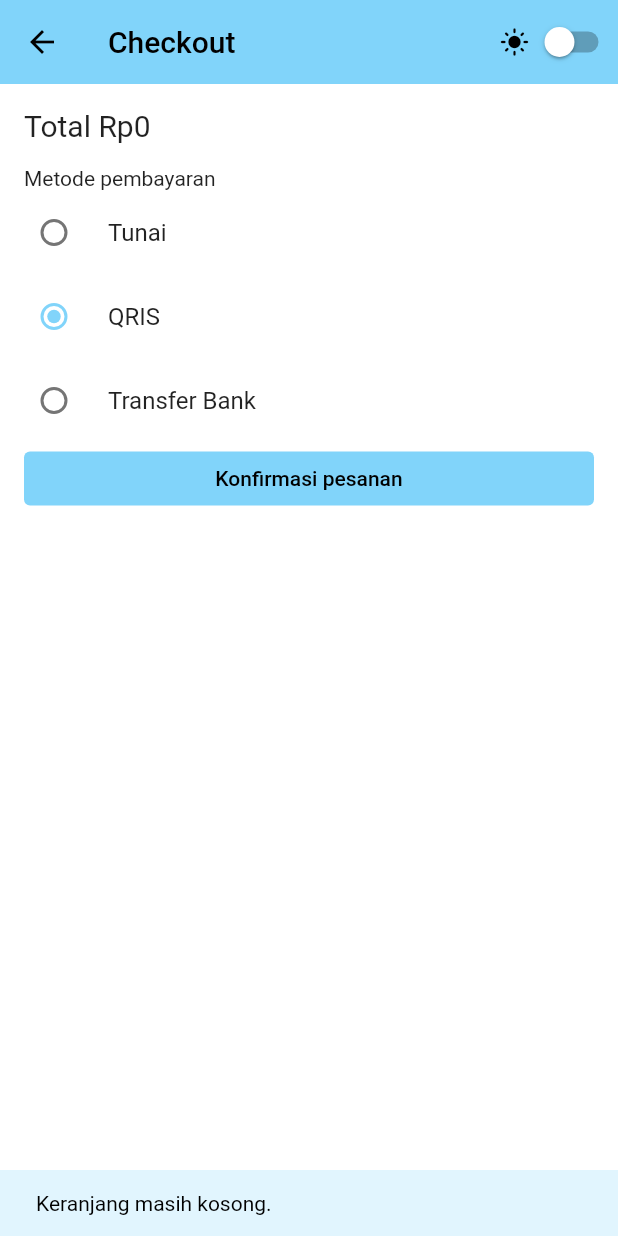
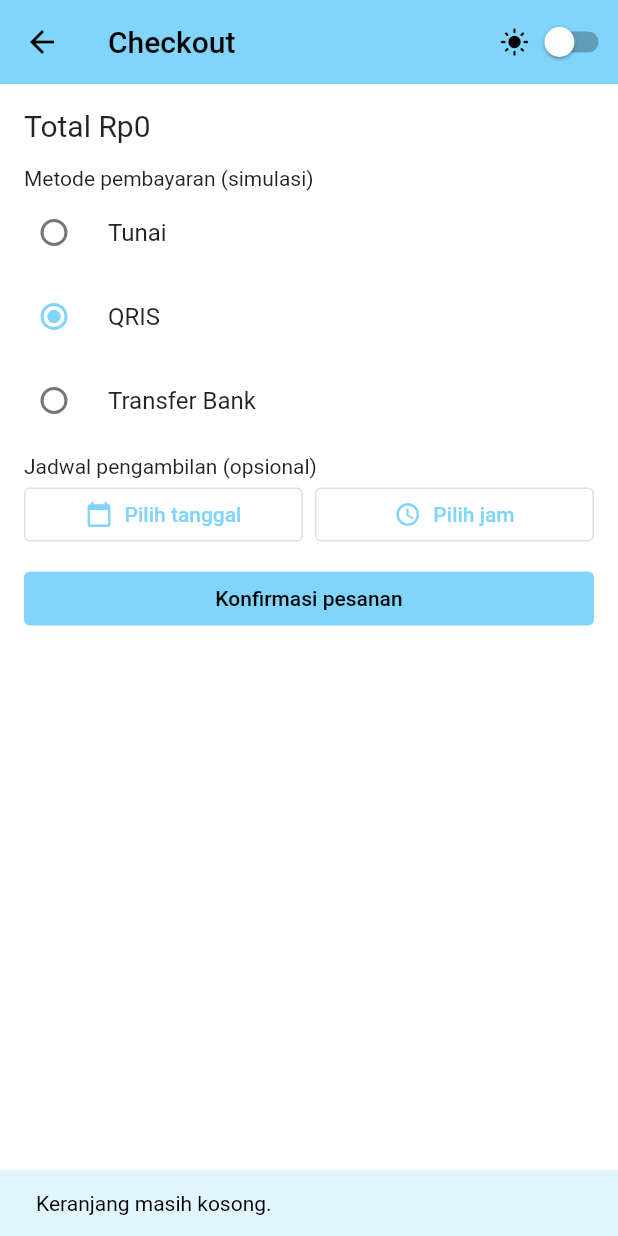
Before and after one commit to KHAHEL/UAS_MobPorg_Kelompok4, a Flutter app: the PaymentPage screen opened directly, after a tap on "Konfirmasi pesanan", on a phone screen of 412 x 824 dp. Run offline on Flutter 3.47's test engine with Material 3 defaults, Android fonts, the phone set to English and light mode, and no system bars; our stand-ins replace hive_flutter; accounts and stored records are empty; network calls fail.

Commit message:
Menambahkan Pricket

```diff
--- a/lib/Pemesanan/payment_page.dart
+++ b/lib/Pemesanan/payment_page.dart
@@ -9,11 +9,49 @@ class PaymentPage extends StatefulWidget {
 class _PaymentPageState extends State<PaymentPage> {
   String selectedMethod = 'QRIS';
   bool sibuk = false;
+  DateTime? tanggal; // BARU: tanggal pengambilan hasil Date Picker
+  TimeOfDay? jam; // BARU: jam pengambilan hasil Time Picker
+
+  // BARU: Date Picker untuk memilih tanggal pengambilan (maksimal 30 hari ke depan)
+  Future<void> pilihTanggal() async {
+    final sekarang = DateTime.now();
+    final hasil = await showDatePicker(
+      context: context,
+      initialDate: tanggal ?? sekarang,
+      firstDate: sekarang,
+      lastDate: sekarang.add(const Duration(days: 30)),
+    );
+    if (hasil != null) setState(() => tanggal = hasil);
+  }
+
+  // BARU: Time Picker untuk memilih jam pengambilan
+  Future<void> pilihJam() async {
+    final hasil = await showTimePicker(
+      context: context,
+      initialTime: jam ?? TimeOfDay.now(),
+    );
+    if (hasil != null) setState(() => jam = hasil);
+  }
+
+  // BARU: menggabungkan tanggal dan jam menjadi satu teks jadwal
+  String? susunJadwal() {
+    final bagian = <String>[];
+    if (tanggal != null) {
+      final d = tanggal!;
+      bagian.add(
+        '${d.day.toString().padLeft(2, '0')}/${d.month.toString().padLeft(2, '0')}/${d.year}',
+      );
+    }
+    if (jam != null) bagian.add(jam!.format(context));
+    return bagian.isEmpty ? null : bagian.join(' ');
+  }
+
   Future<void> bayar() async {
     if (sibuk) return;
+    final jadwal = susunJadwal(); // dihitung sebelum proses async
     setState(() => sibuk = true);
     try {
-      await simpanPesanan(selectedMethod);
+      await simpanPesanan(selectedMethod, jadwal: jadwal); // DIUBAH
     } catch (e) {
       if (mounted) {
         setState(() => sibuk = false);
@@ -35,8 +73,8 @@ class _PaymentPageState extends State<PaymentPage> {
       canPop: !sibuk,
       child: Scaffold(
         appBar: AppBar(
-            title: const Text('Checkout'),
-            actions: const [SwitchModeGelap()],
+          title: const Text('Checkout'),
+          actions: const [SwitchModeGelap()],
         ),
         body: ListView(
           padding: const EdgeInsets.all(16),
@@ -47,7 +85,7 @@ class _PaymentPageState extends State<PaymentPage> {
               style: const TextStyle(fontSize: 20),
             ),
             const SizedBox(height: 16),
-            const Text('Metode pembayaran'),
+            const Text('Metode pembayaran (simulasi)'),
             for (final m in metodeBayar)
               RadioListTile<String>(
                 contentPadding: EdgeInsets.zero,
@@ -58,6 +96,33 @@ class _PaymentPageState extends State<PaymentPage> {
                     ? null
                     : (s) => setState(() => selectedMethod = s!),
               ),
+            const SizedBox(height: 8),
+            // BARU: pilihan jadwal pengambilan (Date Picker dan Time Picker)
+            const Text('Jadwal pengambilan (opsional)'),
+            Row(
+              children: [
+                Expanded(
+                  child: OutlinedButton.icon(
+                    onPressed: sibuk ? null : pilihTanggal,
+                    icon: const Icon(Icons.calendar_today, size: 18),
+                    label: Text(
+                      tanggal == null
+                          ? 'Pilih tanggal'
+                          : '${tanggal!.day.toString().padLeft(2, '0')}/${tanggal!.month.toString().padLeft(2, '0')}/${tanggal!.year}',
+                    ),
+                  ),
+                ),
+                const SizedBox(width: 8),
+                Expanded(
+                  child: OutlinedButton.icon(
+                    onPressed: sibuk ? null : pilihJam,
+                    icon: const Icon(Icons.access_time, size: 18),
+                    label: Text(jam == null ? 'Pilih jam' : jam!.format(context)),
+                  ),
+                ),
+              ],
+            ),
+            const SizedBox(height: 8),
             ElevatedButton(
               onPressed: sibuk ? null : bayar,
               child: const Text('Konfirmasi pesanan'),
--- a/lib/main.dart
+++ b/lib/main.dart
@@ -258,7 +258,7 @@ String? cekKeranjang() {
   return null;
 }
 
-Future<void> simpanPesanan(String metode) async {
+Future<void> simpanPesanan(String metode, {String? jadwal}) async {
   final masalah = cekKeranjang();
   if (masalah != null) throw StateError(masalah);
   final waktu = DateTime.now();
@@ -272,6 +272,7 @@ Future<void> simpanPesanan(String metode) async {
     'paymentMethod': metode,
     'paymentStatus': 'Lunas',
     'orderStatus': 'Processing',
+    'pickupTime': jadwal ?? '',
   });
   cart.clear();
 }
@@ -413,7 +414,6 @@ class SwitchModeGelap extends StatelessWidget {
             Icon(gelap ? Icons.dark_mode : Icons.light_mode, size: 20),
             Switch(
               value: gelap,
-              activeColor: Colors.white,
               activeTrackColor: Colors.black54,
               inactiveThumbColor: Colors.white,
               inactiveTrackColor: Colors.black26,
@@ -471,7 +471,7 @@ Widget daftarPesanan({
     padding: const EdgeInsets.all(16),
     children: [
       for (final o in orders.values.toList().reversed)
-        TemaTerang( // BARU: kotak biru tetap tema terang
+        TemaTerang(
           child: Card(
             color: biruMuda,
             elevation: 0,
@@ -486,6 +486,8 @@ Widget daftarPesanan({
               children: [
                 for (final item in o['items']) barisItem(item),
                 Text("${o['paymentMethod']} · ${o['paymentStatus']}"),
+                if ((o['pickupTime'] ?? '') != '')
+                  Text('Pengambilan: ${o['pickupTime']}'),
                 if (ubahStatus != null &&
                     !transaksi &&
                     ['Processing', 'Ready'].contains(o['orderStatus']))
```
